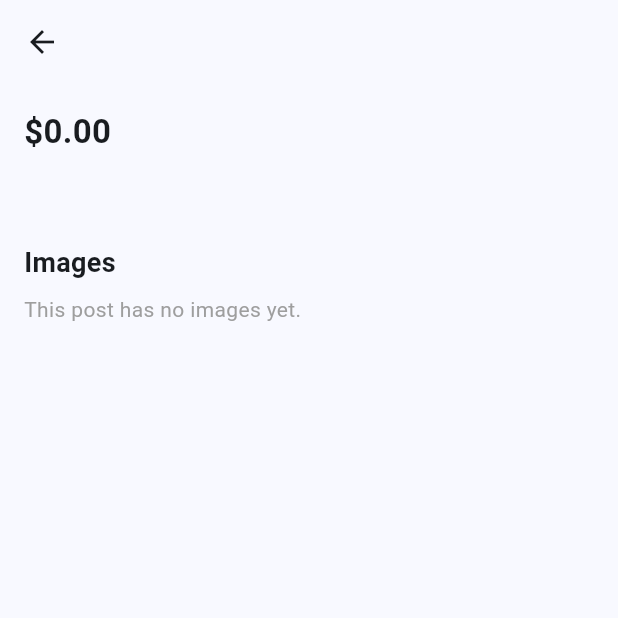
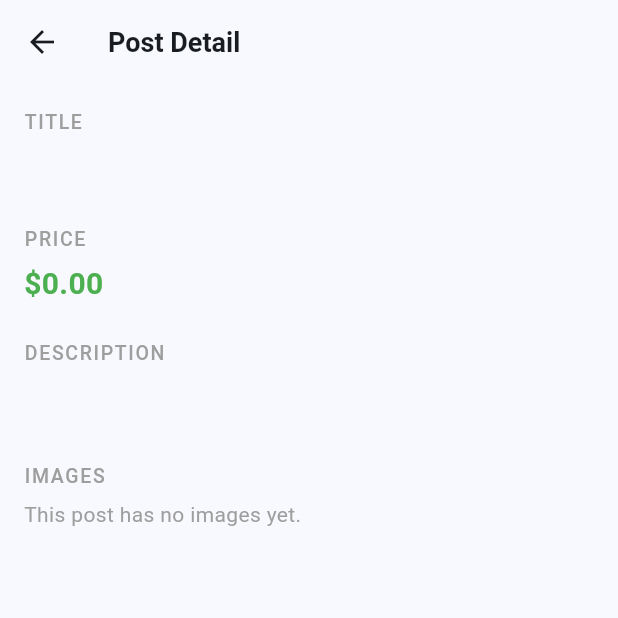
Before and after one commit to KyleGuanDP/final_project_6350, a Flutter app: the PostDetailScreen screen opened directly with empty values, on a phone screen of 412 x 824 dp, the top half of it. Run offline on Flutter 3.47's test engine with Material 3 defaults, Android fonts, the phone set to English and light mode, and no system bars; our stand-ins replace cloud_firestore, firebase_auth, firebase_core, firebase_storage, image_picker; accounts and stored records are empty.

Commit message:
final_version_1

```diff
--- a/lib/screens/post_detail_screen.dart
+++ b/lib/screens/post_detail_screen.dart
@@ -11,50 +11,92 @@ class PostDetailScreen extends StatelessWidget {
     required this.post,
   });
 
+  Widget _sectionTitle(String title) {
+    return Padding(
+      padding: const EdgeInsets.only(bottom: 6),
+      child: Text(
+        title.toUpperCase(),
+        style: const TextStyle(
+          fontSize: 13,
+          fontWeight: FontWeight.w500,
+          letterSpacing: 1.1,
+          color: Colors.grey,
+        ),
+      ),
+    );
+  }
+
   @override
   Widget build(BuildContext context) {
     return Scaffold(
       appBar: AppBar(
-        title: Text(post.title),
+        title: const Text(
+          'Post Detail',
+          style: TextStyle(
+            fontWeight: FontWeight.w600,
+            fontSize: 18,
+          ),
+        ),
       ),
       body: SingleChildScrollView(
         padding: const EdgeInsets.all(16),
         child: Column(
           crossAxisAlignment: CrossAxisAlignment.start,
           children: [
+            // ===== Title =====
+            _sectionTitle('Title'),
+            Text(
+              post.title,
+              style: const TextStyle(
+                fontSize: 24,
+                fontWeight: FontWeight.w700,
+                height: 1.3,
+              ),
+            ),
+
+            const SizedBox(height: 22),
+
+            // ===== Price =====
+            _sectionTitle('Price'),
             Text(
               '\$${post.price.toStringAsFixed(2)}',
               style: const TextStyle(
-                fontSize: 22,
-                fontWeight: FontWeight.bold,
+                fontSize: 20,
+                fontWeight: FontWeight.w700,
+                color: Colors.green,
               ),
             ),
-            const SizedBox(height: 12),
 
+            const SizedBox(height: 22),
+
+            // ===== Description =====
+            _sectionTitle('Description'),
             Text(
               post.description,
-              style: const TextStyle(fontSize: 16),
-            ),
-            const SizedBox(height: 24),
-
-            const Text(
-              'Images',
-              style: TextStyle(
-                fontSize: 18,
-                fontWeight: FontWeight.bold,
+              style: const TextStyle(
+                fontSize: 16,
+                height: 1.6,
+                color: Colors.black87,
               ),
             ),
-            const SizedBox(height: 8),
+
+            const SizedBox(height: 32),
+
+            // ===== Images =====
+            _sectionTitle('Images'),
 
             if (post.imageUrls.isEmpty)
               const Text(
                 'This post has no images yet.',
-                style: TextStyle(color: Colors.grey),
+                style: TextStyle(
+                  color: Colors.grey,
+                  fontSize: 14,
+                ),
               )
             else
               Wrap(
-                spacing: 8,
-                runSpacing: 8,
+                spacing: 12,
+                runSpacing: 12,
                 children: post.imageUrls.map((url) {
                   return GestureDetector(
                     onTap: () {
@@ -64,11 +106,14 @@ class PostDetailScreen extends StatelessWidget {
                         ),
                       );
                     },
-                    child: Image.network(
-                      url,
-                      width: 100,
-                      height: 100,
-                      fit: BoxFit.cover,
+                    child: ClipRRect(
+                      borderRadius: BorderRadius.circular(12),
+                      child: Image.network(
+                        url,
+                        width: 115,
+                        height: 115,
+                        fit: BoxFit.cover,
+                      ),
                     ),
                   );
                 }).toList(),
```
Also changed, not shown: lib/screens/browse_posts_screen.dart (+73 -13 lines), lib/screens/login_screen.dart (+6 -6 lines), lib/screens/new_post_screen.dart (+17 -16 lines).
